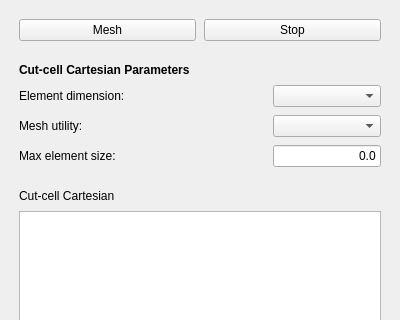
First picture: the form in TaskPanelCfdMeshCart.ui, repository jaheyns/CfdOF, before the edit; both pictures show x 0 to 400 and y 0 to 320 of the 400 by 549 pixel window.
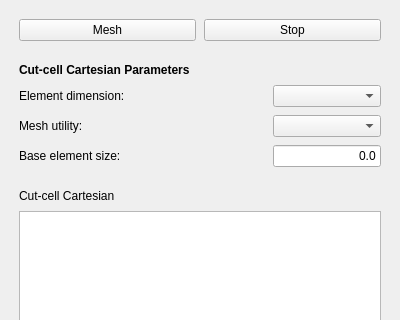
Second picture: the form after the edit. Custom widgets are drawn as their Qt base class.

Patch:
```diff
--- a/TaskPanelCfdMeshCart.ui
+++ b/TaskPanelCfdMeshCart.ui
@@ -124,7 +124,7 @@
      <item row="3" column="0">
       <widget class="QLabel" name="l_max">
        <property name="text">
-        <string>Max element size:</string>
+        <string>Base element size:</string>
        </property>
       </widget>
      </item>
```
